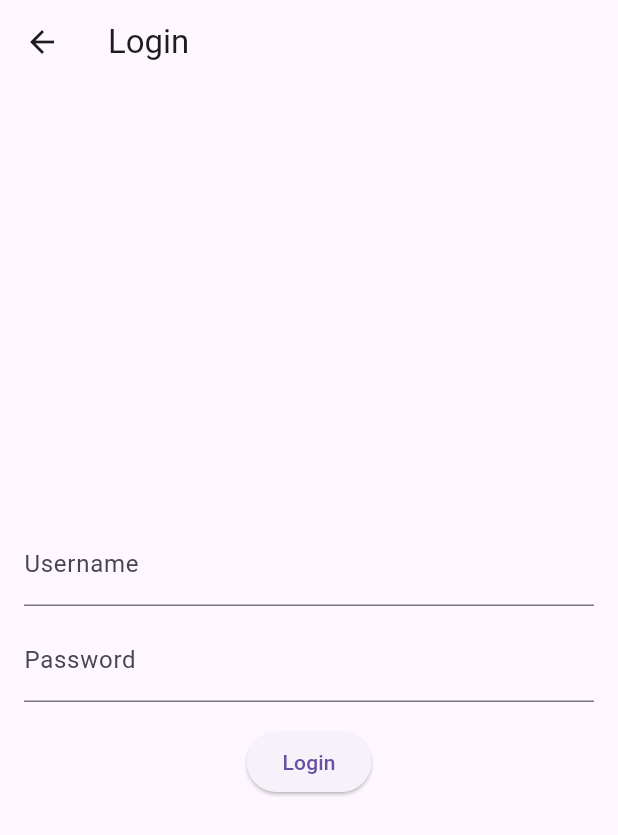
After one commit to iOneDev305/flutter-canadia-chat-app, a Flutter app: the screen it shows after launch, after a tap on "Quick Actions", on a phone screen of 412 x 824 dp. The commit adds this screen. Shown: the top 835 px of the screen. Run offline on Flutter 3.47's test engine with Material 3 defaults, Android fonts, the phone set to English and light mode, and no system bars; our stand-ins replace connectivity_plus, dio, flutter_svg, get.

Commit message:
add new component

```diff
--- a/lib/config/config.dart
+++ b/lib/config/config.dart
@@ -1,8 +1,9 @@
 class Config {
-  // static String baseUrl ='https://ione-office-api.ioneservice.com';
-  static String baseUrl ='http://localhost:8080';
+  // static String baseUrl ='http://localhost:8080';
+  static String baseUrl ='https://uat-zulip.canadiabank.com:9999/';
   static String apiKey ='WCexPQK8etFGDRVY8ZX54pFZ2eNAbu5mCJX79Qttg63Bh2c5ZQpytVOP2YGbIcCZ';
   static String apiHeader = 'X-API-KEY';
+
   // Company
   static String oneSignalAppID = '4572fe17-fef3-4fbb-bdf5-4e20e707f6e7';
 
--- a/lib/routes/route_contants.dart
+++ b/lib/routes/route_contants.dart
@@ -0,0 +1,5 @@
+class RouteContants {
+  static const String userLogin = '/user_login';
+  static const String myAccount = '/my_account';
+  static const String launchScreen = '/launch_screen';
+}
--- /dev/null
+++ b/lib/services/api/api_endpoint.dart
@@ -0,0 +1,4 @@
+class ApiEndpoint {
+  // User-related endpoints
+  static const String postUserLogin = '/api/auth/login';
+}
--- a/lib/views/home_view.dart
+++ b/lib/views/home_view.dart
@@ -1,4 +1,5 @@
 import 'package:flutter/material.dart';
+import 'package:my_app/views/login/login.dart';
 import '../custom/app_bar.dart';
 import 'profile/profile_settings_view.dart';
 
@@ -38,6 +39,9 @@ class HomeView extends StatelessWidget {
                     'Quick Actions',
                     Icons.flash_on,
                     Theme.of(context).colorScheme.secondary,
+                    onTap: () => Navigator.push(
+                      context,
+                       MaterialPageRoute(builder: (context) => LoginPage())),
                   ),
                 ],
               ),
--- /dev/null
+++ b/lib/views/login/controller/login_user_controller.dart
@@ -0,0 +1,16 @@
+
+import 'package:flutter/widgets.dart';
+import 'package:get/get.dart';
+
+class LoginUserController extends GetxController{
+  final usernameController = TextEditingController();
+  final passwordController = TextEditingController();
+
+  // Observables for the from  state
+  final RxBool isLoading = false.obs;
+  final RxString errorMessage = ''.obs;
+  final RxString username = ''.obs;
+  final RxString password = ''.obs;
+
+
+}
--- /dev/null
+++ b/lib/views/login/login.dart
@@ -0,0 +1,82 @@
+import 'package:flutter/material.dart';
+
+void main() {
+  runApp(MaterialApp(
+    home: LoginPage(),
+  ));
+}
+
+class LoginPage extends StatefulWidget {
+  @override
+  State<LoginPage> createState() => _LoginPageState();
+}
+
+class _LoginPageState extends State<LoginPage> {
+  final TextEditingController _usernameController = TextEditingController();
+  final TextEditingController _passwordController = TextEditingController();
+
+  bool _inProgress = false;
+
+  void _login() async {
+    setState(() {
+      _inProgress = true;
+    });
+
+    final username = _usernameController.text.trim();
+    final password = _passwordController.text.trim();
+
+    await Future.delayed(const Duration(seconds: 1)); // Simulate login delay
+
+    setState(() {
+      _inProgress = false;
+    });
+
+    if (username == 'admin' && password == '1234') {
+      _showAlert('Login Success', 'Welcome, $username!');
+    } else {
+      _showAlert('Login Failed', 'Invalid username or password');
+    }
+  }
+
+  void _showAlert(String title, String message) {
+    showDialog(
+      context: context,
+      builder: (_) => AlertDialog(
+        title: Text(title),
+        content: Text(message),
+        actions: [
+          TextButton(onPressed: () => Navigator.pop(context), child: const Text('OK')),
+        ],
+      ),
+    );
+  }
+
+  @override
+  Widget build(BuildContext context) {
+    return Scaffold(
+      appBar: AppBar(title: const Text('Login')),
+      body: Padding(
+        padding: const EdgeInsets.all(16),
+        child: Column(mainAxisAlignment: MainAxisAlignment.center, children: [
+          TextField(
+            controller: _usernameController,
+            decoration: const InputDecoration(labelText: 'Username'),
+          ),
+          const SizedBox(height: 8),
+          TextField(
+            controller: _passwordController,
+            obscureText: true,
+            decoration: const InputDecoration(labelText: 'Password'),
+          ),
+          const SizedBox(height: 16),
+          _inProgress
+              ? const CircularProgressIndicator()
+              : ElevatedButton(
+                  onPressed: _login,
+                  child: const Text('Login'),
+                ),
+        ]),
+      ),
+    );
+  }
+}
```
Also changed, not shown: lib/extension/image_extension.dart (added, +19 -0 lines), lib/routes/app_routes.dart (+10 -0 lines), lib/services/api/api_error.dart (added, +67 -0 lines), lib/services/api/api_manager.dart (added, +44 -0 lines), lib/services/api/api_service.dart (added, +38 -0 lines), lib/utils/constant/constant.dart (renamed from lib/utils/constant/constand.dart), pubspec.lock.
